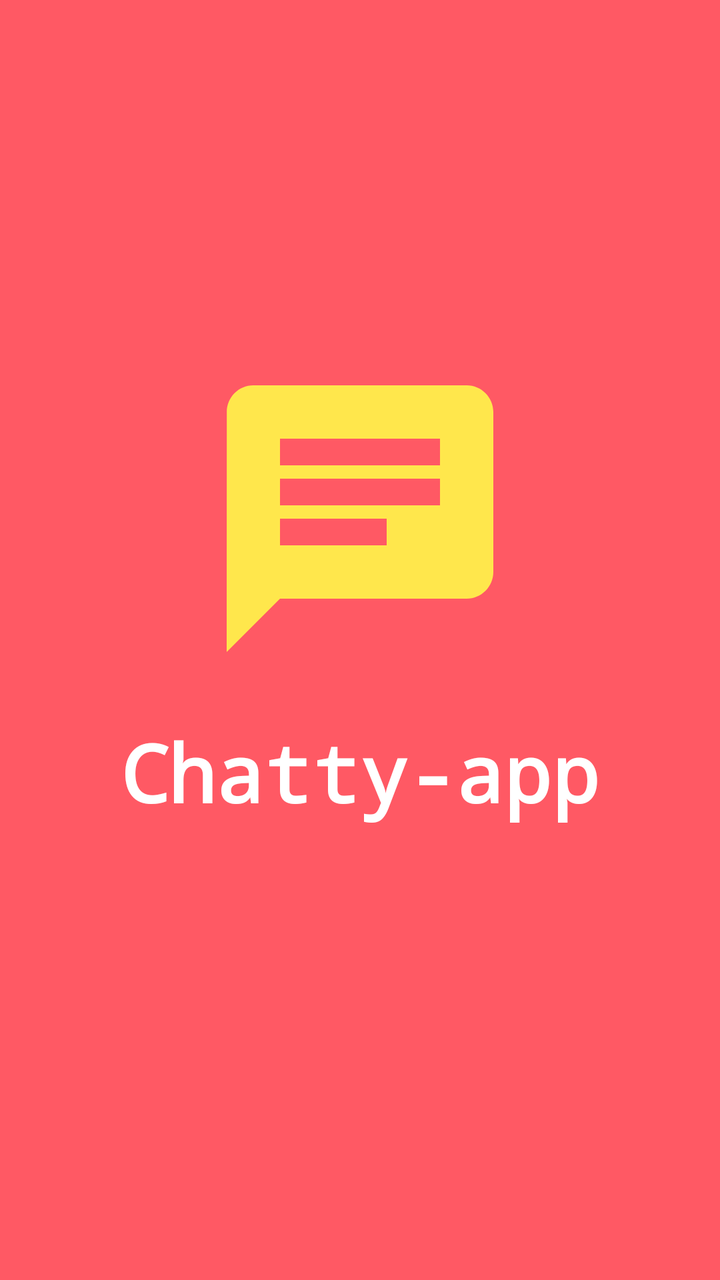
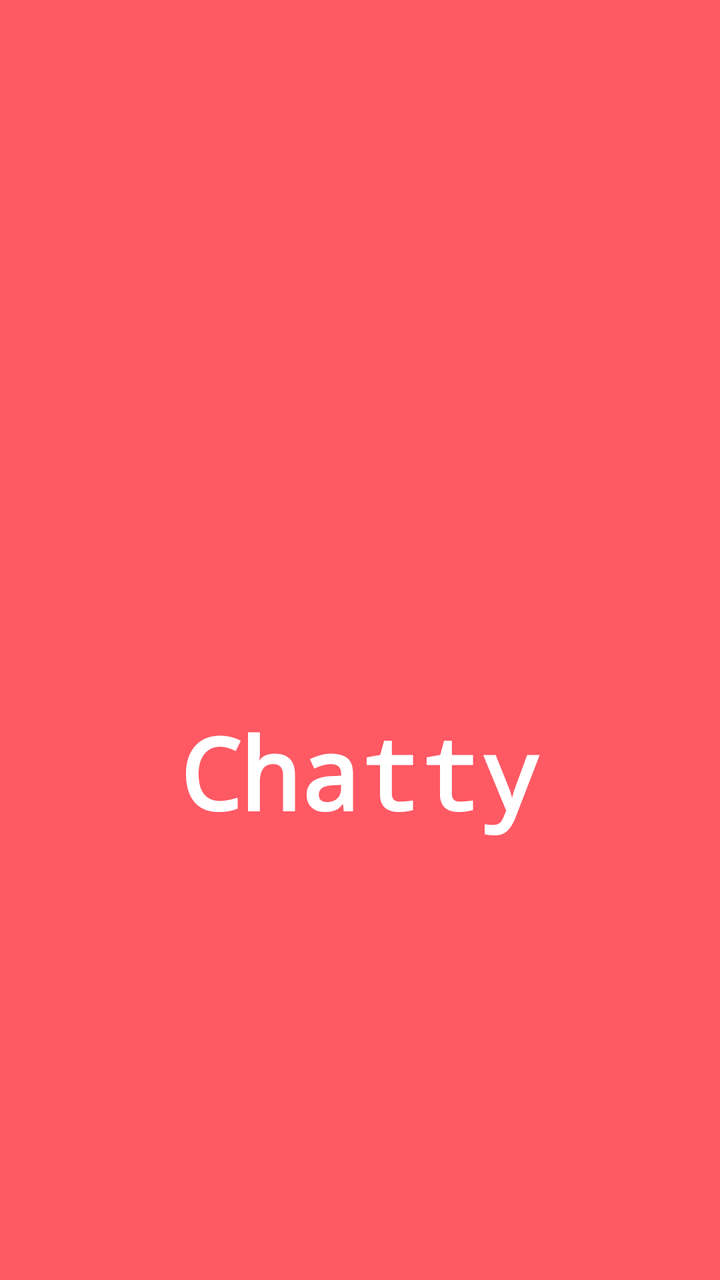

An Android layout rendered at two revisions. The XML below is the earlier revision; the diff shows what the commit changed to produce the second picture.
<!-- AndroidManifest.xml: application theme Theme.Chatrealtimeapp -->
<!-- res/layout/activity_splash.xml -->
<?xml version="1.0" encoding="utf-8"?>
<RelativeLayout xmlns:android="http://schemas.android.com/apk/res/android"
    xmlns:app="http://schemas.android.com/apk/res-auto"
    xmlns:tools="http://schemas.android.com/tools"
    android:layout_width="match_parent"
    android:layout_height="match_parent"
    android:background="@color/my_primary"
    tools:context=".SplashActivity">

    <LinearLayout
        android:layout_width="match_parent"
        android:layout_height="match_parent"
        android:gravity="center"
        android:orientation="vertical">

        <ImageView
            android:layout_width="160dp"
            android:layout_height="160dp"
            android:src="@drawable/chat_icon"
            app:tint="@color/my_secondary"/>
        <TextView
            android:layout_width="wrap_content"
            android:layout_height="wrap_content"
            android:text="@string/app_name"
            android:textSize="40sp"
            android:textColor="@color/white"
            android:textStyle="bold"
            android:fontFamily="monospace"
            android:layout_marginTop="20dp"/>

        <ProgressBar
            android:layout_width="32dp"
            android:layout_height="wrap_content"/>

    </LinearLayout>

</RelativeLayout>
<!-- resources referenced by this layout -->
<resources>
  <color name="my_primary">#FF5964</color>
  <color name="my_secondary">#FFE74C</color>
  <color name="white">#FFFFFFFF</color>
  <!-- drawable chat_icon (drawable) -->
  <vector android:autoMirrored="true" android:height="100dp"
      android:tint="#000000" android:viewportHeight="24"
      android:viewportWidth="24" android:width="100dp" xmlns:android="http://schemas.android.com/apk/res/android">
      <path android:fillColor="@android:color/white" android:pathData="M20,2L4,2c-1.1,0 -1.99,0.9 -1.99,2L2,22l4,-4h14c1.1,0 2,-0.9 2,-2L22,4c0,-1.1 -0.9,-2 -2,-2zM6,9h12v2L6,11L6,9zM14,14L6,14v-2h8v2zM18,8L6,8L6,6h12v2z"/>
  </vector>
  <string name="app_name">Chatty-app</string>
  <style name="Theme.Chatrealtimeapp" parent="Base.Theme.Chatrealtimeapp" />
  <style name="Base.Theme.Chatrealtimeapp" parent="Theme.Material3.DayNight.NoActionBar">
          
           <item name="colorPrimary">@color/my_primary</item>
          <item name="colorPrimaryVariant">@color/my_primary</item>
          <item name="colorOnPrimary">@color/black</item>
  
          <item name="colorSecondary">@color/my_secondary</item>
          <item name="colorOnSecondary">@color/my_secondary</item>
          <item name="colorSecondaryVariant">@color/black</item>
  
          <item name="android:statusBarColor">?attr/colorPrimaryVariant</item>
          <item name="android:windowBackground">@color/off_white</item>
  
      </style>
  <color name="black">#FF000000</color>
  <color name="off_white">#FAFAFA</color>
</resources>

<!-- the commit's change to res/layout/activity_splash.xml (unified diff, before → after) -->
@@ -16,13 +16,12 @@
         <ImageView
             android:layout_width="160dp"
             android:layout_height="160dp"
-            android:src="@drawable/chat_icon"
-            app:tint="@color/my_secondary"/>
+            android:src="@mipmap/ic_launcher" />
         <TextView
             android:layout_width="wrap_content"
             android:layout_height="wrap_content"
             android:text="@string/app_name"
-            android:textSize="40sp"
+            android:textSize="50sp"
             android:textColor="@color/white"
             android:textStyle="bold"
             android:fontFamily="monospace"
<!-- resource entries referenced after the edit -->
@@ -3,14 +3,15 @@
   <color name="my_primary">#FF5964</color>
   <color name="my_secondary">#FFE74C</color>
   <color name="white">#FFFFFFFF</color>
-  <!-- drawable chat_icon (drawable) -->
-  <vector android:autoMirrored="true" android:height="100dp"
-      android:tint="#000000" android:viewportHeight="24"
-      android:viewportWidth="24" android:width="100dp" xmlns:android="http://schemas.android.com/apk/res/android">
-      <path android:fillColor="@android:color/white" android:pathData="M20,2L4,2c-1.1,0 -1.99,0.9 -1.99,2L2,22l4,-4h14c1.1,0 2,-0.9 2,-2L22,4c0,-1.1 -0.9,-2 -2,-2zM6,9h12v2L6,11L6,9zM14,14L6,14v-2h8v2zM18,8L6,8L6,6h12v2z"/>
-  </vector>
-  <string name="app_name">Chatty-app</string>
+  <!-- mipmap ic_launcher (mipmap-anydpi-v26) -->
+  <?xml version="1.0" encoding="utf-8"?>
+  <adaptive-icon xmlns:android="http://schemas.android.com/apk/res/android">
+      <background android:drawable="@color/ic_launcher_background"/>
+      <foreground android:drawable="@mipmap/ic_launcher_foreground"/>
+  </adaptive-icon>
+  <string name="app_name">Chatty</string>
   <style name="Theme.Chatrealtimeapp" parent="Base.Theme.Chatrealtimeapp" />
+  <color name="ic_launcher_background">#FFFFFF</color>
   <style name="Base.Theme.Chatrealtimeapp" parent="Theme.Material3.DayNight.NoActionBar">
           
            <item name="colorPrimary">@color/my_primary</item>
